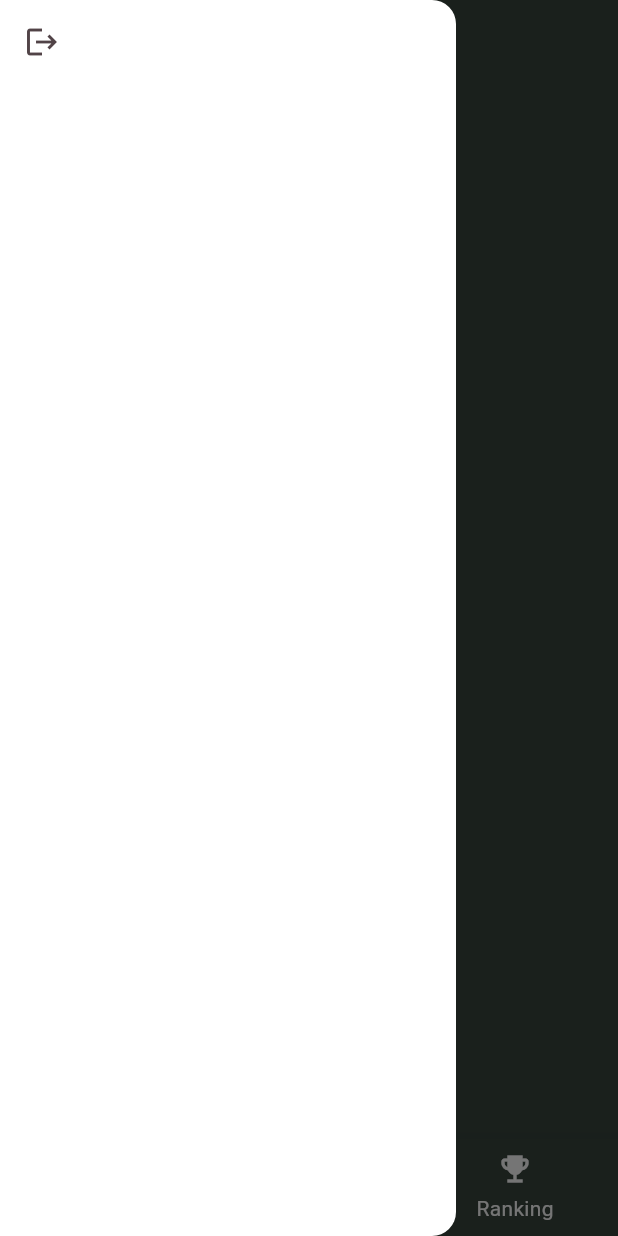
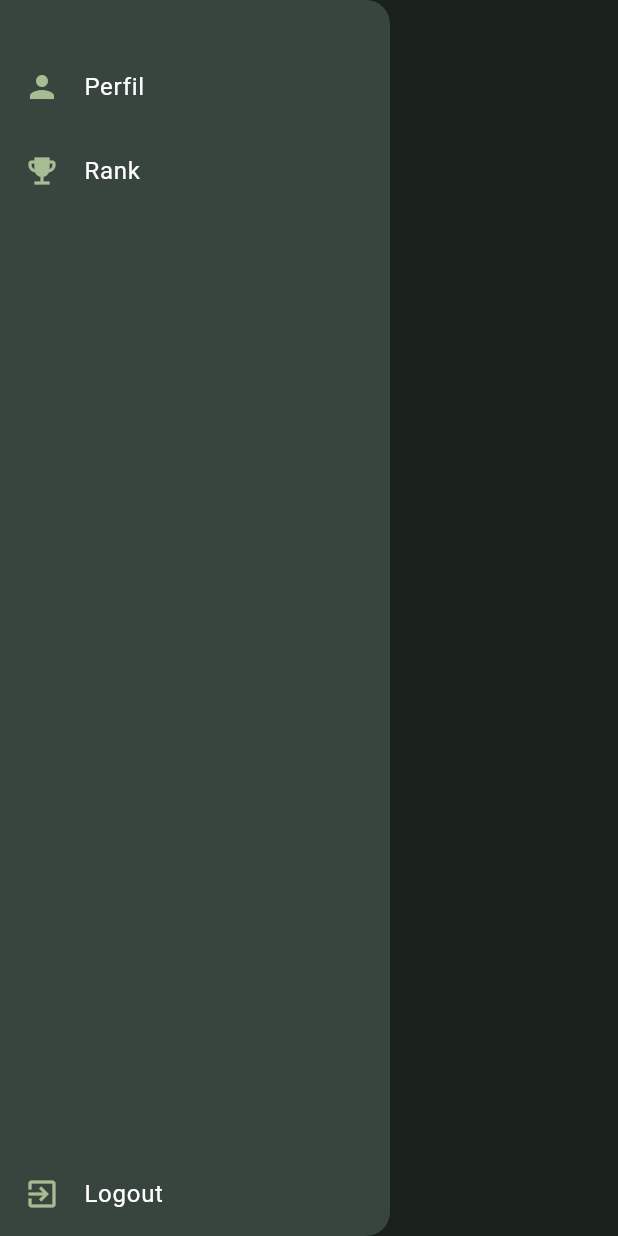
Before and after one commit to DevDaleee/MMH, a Flutter app: the Root screen opened directly, with the side drawer open, on a phone screen of 412 x 824 dp. Run offline on Flutter 3.47's test engine with Material 2 defaults, Android fonts, the phone set to English and light mode, and no system bars; our stand-ins replace dio, flutter_spinkit, get_it, shared_preferences; accounts and stored records are empty.

Commit message:
Drawer Completo

```diff
--- a/lib/screens/root.dart
+++ b/lib/screens/root.dart
@@ -1,7 +1,9 @@
+// ignore_for_file: sized_box_for_whitespace
+
 import 'package:flutter/material.dart';
+import 'package:mmh/named_routes.dart';
+import 'package:mmh/screens/login_page.dart';
 import 'package:mmh/screens/main_page.dart';
-import 'package:mmh/screens/profile_page.dart';
-import 'package:mmh/screens/ranking_page.dart';
 
 class Root extends StatefulWidget {
   const Root({super.key});
@@ -11,23 +13,6 @@ class Root extends StatefulWidget {
 }
 
 class _RootState extends State<Root> {
-  var _currentIndex = 1;
-  final _children = [
-    const RankingPage(),
-    const TelaInicial(),
-    const ProfilePage(),
-  ];
-
-  _onTap(int tab) {
-    if (_currentIndex != tab) {
-      setState(
-        () {
-          _currentIndex = tab;
-        },
-      );
-    }
-  }
-
   @override
   Widget build(BuildContext context) {
     return Scaffold(
@@ -35,48 +20,69 @@ class _RootState extends State<Root> {
         backgroundColor: const Color(0xFF38453E),
         iconTheme: const IconThemeData(color: Color(0xffA6BD94)),
       ),
-      drawer: Drawer(
-        backgroundColor: Colors.white,
+      drawer: Container(
+        width: 260,
+        child: Drawer(
+          backgroundColor: const Color(0xFF38453E),
+          child: Column(
+            children: <Widget>[
+              Expanded(
+                child: Container(
+                  margin: const EdgeInsets.only(top: 30.0),
                   child: ListView(
+                    padding: EdgeInsets.zero,
                     children: <Widget>[
                       ListTile(
-              leading: const Icon(Icons.logout),
-              title: const Text("Sair"),
+                        leading:
+                            const Icon(Icons.person, color: Color(0xffA6BD94)),
+                        title: const Text("Perfil"),
                         textColor: Colors.white,
-              onTap: () {},
-            )
+                        onTap: () {
+                          Navigator.pushNamed(context, ProfileViewRoute);
+                        },
+                      ),
+                      ListTile(
+                        leading: const Icon(Icons.emoji_events,
+                            color: Color(0xffA6BD94)),
+                        title: const Text("Rank"),
+                        textColor: Colors.white,
+                        onTap: () {
+                          Navigator.pushNamed(context, RankingViewRoute);
+                        },
+                      ),
                     ],
                   ),
                 ),
-      body: _children[_currentIndex],
-      bottomNavigationBar: BottomNavigationBar(
-        type: BottomNavigationBarType.fixed,
-        showSelectedLabels: true,
-        showUnselectedLabels: true,
-        selectedFontSize: 17.0,
-        selectedLabelStyle: const TextStyle(fontWeight: FontWeight.bold),
-        unselectedLabelStyle: const TextStyle(fontWeight: FontWeight.normal),
-        backgroundColor: const Color(0xff38453E),
-        unselectedItemColor: Colors.white,
-        unselectedFontSize: 14,
-        selectedItemColor: const Color(0xffA6BD94),
-        currentIndex: _currentIndex,
-        onTap: _onTap,
-        items: const [
-          BottomNavigationBarItem(
-            icon: Icon(Icons.person),
-            label: "Perfil",
               ),
-          BottomNavigationBarItem(
-            icon: Icon(Icons.sports_esports),
-            label: "Game",
+              Align(
+                alignment: Alignment.bottomCenter,
+                child: Column(
+                  children: <Widget>[
+                    GestureDetector(
+                      onTap: () => Navigator.pushAndRemoveUntil(
+                          context,
+                          MaterialPageRoute(
+                              builder: (context) => const LoginPage()),
+                          (route) => false),
+                      child: const ListTile(
+                        leading: Icon(
+                          Icons.exit_to_app,
+                          color: Color(0xffA6BD94),
                         ),
-          BottomNavigationBarItem(
-            icon: Icon(Icons.emoji_events),
-            label: "Ranking",
-          )
+                        title: Text(
+                          'Logout',
+                          style: TextStyle(color: Colors.white),
+                        ),
+                      ),
+                    ),
                   ],
                 ),
+              ),
+            ],
+          ),
+        ),
+      ),
+      body: const TelaInicial(),
     );
   }
 }
```
Lines whose indentation alone changed are shown as unchanged.
